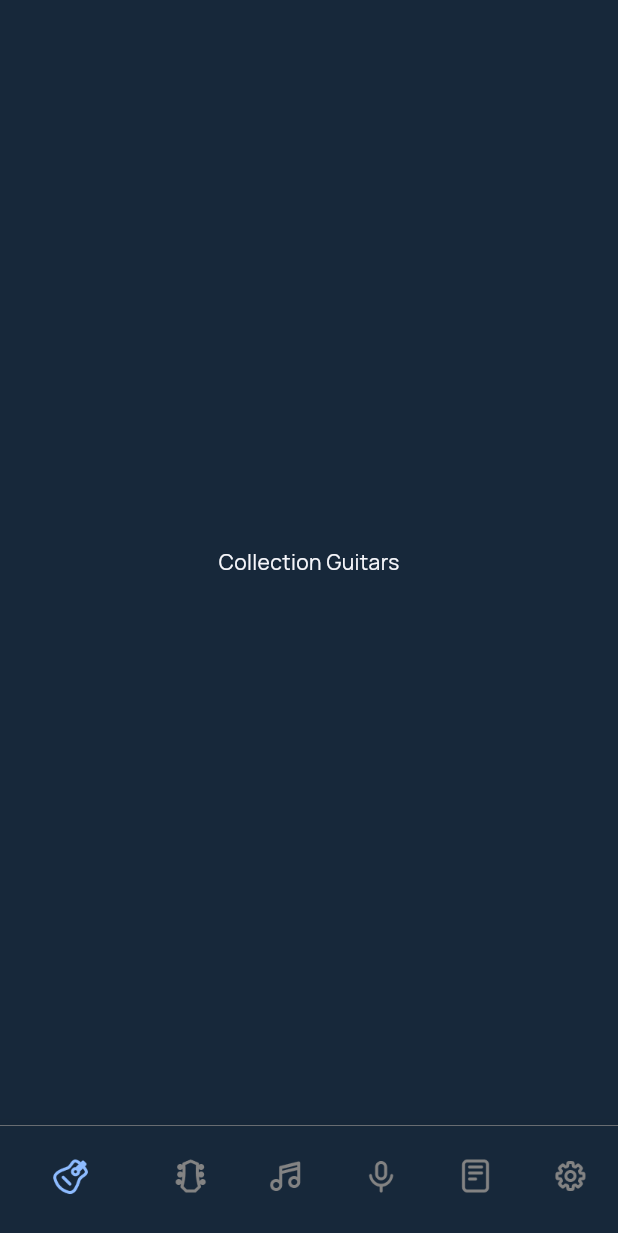
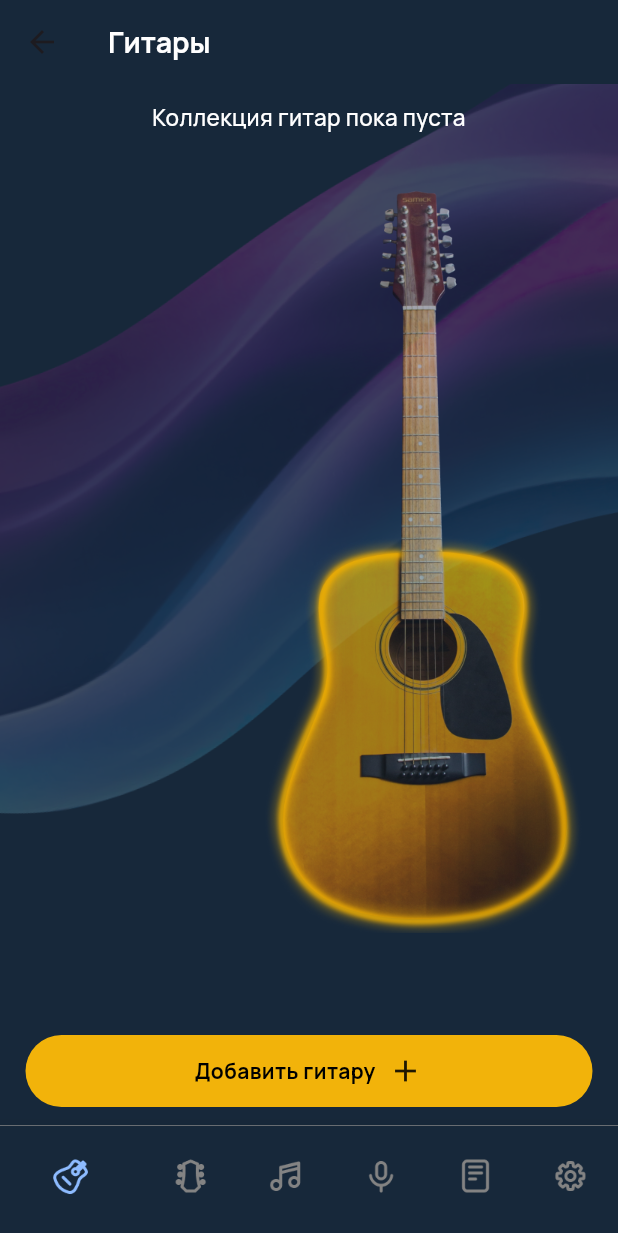
Before and after one commit to Mishal12g/songs, a Flutter app: the TabbarPage screen opened by its route, on a phone screen of 412 x 824 dp. Shown: the top 1233 px of the screen. Run offline on Flutter 3.47's test engine with Material 3 defaults, Android fonts, the phone set to English and light mode, and no system bars; our stand-ins replace get, google_fonts; missing offline and left inert: flutter_page_view_indicator.

Commit message:
feat: add guitars page

```diff
--- a/lib/main.dart
+++ b/lib/main.dart
@@ -1,6 +1,7 @@
 import 'package:flutter/material.dart';
 import 'package:get/route_manager.dart';
 import 'package:google_fonts/google_fonts.dart';
+import 'package:songs/resources/app_colors.dart';
 import 'package:songs/ui/pages/onboarding_page/onboarding_page.dart';
 import 'package:songs/ui/pages/splash_page/splash_page.dart';
 import 'package:songs/ui/pages/tabbar_page/tabbar_page.dart';
@@ -16,6 +17,13 @@ class MyApp extends StatelessWidget {
   Widget build(BuildContext context) {
     return GetMaterialApp(
       theme: ThemeData(
+        scaffoldBackgroundColor: AppColors.background,
+        appBarTheme: AppBarTheme(
+            color: AppColors.background,
+            titleTextStyle: GoogleFonts.manrope(
+                fontSize: 19,
+                fontWeight: FontWeight.w700,
+                color: Colors.white)),
         textTheme: TextTheme(
           titleLarge: GoogleFonts.manrope(
             color: Colors.white,
--- a/lib/resources/app_images.dart
+++ b/lib/resources/app_images.dart
@@ -3,6 +3,8 @@ part of 'resources.dart';
 class AppImages {
   AppImages._();
 
+  static const String background = 'images/background.png';
+  static const String guitar = 'images/guitar.png';
   static const String nota = 'images/nota.png';
   static const String splash1 = 'images/splash1.png';
   static const String splash2 = 'images/splash2.png';
--- a/lib/ui/companents/button_widget.dart
+++ b/lib/ui/companents/button_widget.dart
@@ -3,6 +3,8 @@ import 'package:google_fonts/google_fonts.dart';
 import 'package:songs/resources/app_colors.dart';
 
 class ButtonWidget extends StatelessWidget {
+  final double? width;
+  final double? height;
   final Color? color;
   final Color colorText;
   final bool isHiddenBorder;
@@ -10,6 +12,8 @@ class ButtonWidget extends StatelessWidget {
   final double radius;
   final TextStyle? textStyle;
   final Function onTap;
+  final Color borderColor;
+  final Widget? rightWidget;
 
   const ButtonWidget({
     super.key,
@@ -20,14 +24,19 @@ class ButtonWidget extends StatelessWidget {
     this.color,
     this.radius = 0,
     this.textStyle,
+    this.borderColor = AppColors.yellow,
+    this.width,
+    this.height,
+    this.rightWidget,
   });
 
   @override
   Widget build(BuildContext context) {
-    return Material(
-      color: Colors.transparent,
-      child: InkWell(
-        child: Container(
+    return Stack(
+      children: [
+        Container(
+          width: width,
+          height: height,
           decoration: BoxDecoration(
             color: color,
             borderRadius: BorderRadius.circular(radius),
@@ -35,23 +44,41 @@ class ButtonWidget extends StatelessWidget {
                 ? null
                 : Border.all(
                     width: 1,
-                    color: colorText,
+                    color: borderColor,
                   ),
           ),
           padding: const EdgeInsets.symmetric(
             horizontal: 20,
             vertical: 12,
           ),
-          child: Text(text,
+          child: Row(
+            mainAxisAlignment: MainAxisAlignment.center,
+            children: [
+              Text(
+                text,
                 style: textStyle ??
                     GoogleFonts.manrope(
-                    color: AppColors.yellow,
+                      color: colorText,
                       fontWeight: FontWeight.w700,
                       fontSize: 14,
-                  )),
                     ),
+              ),
+              rightWidget != null ? const SizedBox(width: 8) : const SizedBox(),
+              rightWidget ?? const SizedBox()
+            ],
+          ),
+        ),
+        Positioned.fill(
+          child: Material(
+            borderRadius: BorderRadius.circular(radius),
+            color: Colors.transparent,
+            child: InkWell(
+              borderRadius: BorderRadius.circular(radius),
               onTap: () => onTap(),
             ),
+          ),
+        )
+      ],
     );
   }
 }
--- /dev/null
+++ b/lib/ui/pages/guitars_page/guitars_page.dart
@@ -0,0 +1,63 @@
+import 'package:flutter/material.dart';
+import 'package:google_fonts/google_fonts.dart';
+import 'package:songs/resources/app_colors.dart';
+import 'package:songs/resources/resources.dart';
+import 'package:songs/ui/companents/button_widget.dart';
+
+class GuitarsPage extends StatelessWidget {
+  const GuitarsPage({super.key});
+
+  @override
+  Widget build(BuildContext context) {
+    return Scaffold(
+      appBar: AppBar(
+        title: const Text("Гитары"),
+      ),
+      body: Stack(
+        children: [
+          Image.asset(
+            AppImages.background,
+            width: double.infinity,
+            fit: BoxFit.fitWidth,
+          ),
+          Positioned.fill(
+            child: ListView(
+              children: [
+                const SizedBox(height: 12),
+                Text(
+                  "Коллекция гитар пока пуста",
+                  textAlign: TextAlign.center,
+                  style: GoogleFonts.manrope(
+                    fontSize: 15,
+                    fontWeight: FontWeight.w500,
+                    color: Colors.white,
+                  ),
+                ),
+                Image.asset(
+                  AppImages.guitar,
+                ),
+                const SizedBox(height: 71)
+              ],
+            ),
+          ),
+          Positioned(
+            bottom: 12,
+            right: 17,
+            left: 17,
+            child: Center(
+              child: ButtonWidget(
+                width: double.infinity,
+                color: AppColors.yellow,
+                radius: 24,
+                colorText: Colors.black,
+                text: "Добавить гитару",
+                rightWidget: const Icon(Icons.add),
+                onTap: () {},
+              ),
+            ),
+          ),
+        ],
+      ),
+    );
+  }
+}
--- a/lib/ui/pages/onboarding_page/onboarding_page.dart
+++ b/lib/ui/pages/onboarding_page/onboarding_page.dart
@@ -57,7 +57,7 @@ class OnboardingPage extends StatelessWidget {
                       ButtonWidget(
                         text: "Пропустить",
                         onTap: () {
-                          Get.toNamed("/tabbarPage");
+                          Get.offAndToNamed("/tabbarPage");
                         },
                       ),
                       const Spacer(),
--- a/lib/ui/pages/onboarding_page/onboarding_page_controller.dart
+++ b/lib/ui/pages/onboarding_page/onboarding_page_controller.dart
@@ -1,5 +1,4 @@
-import 'package:get/get_state_manager/get_state_manager.dart';
-import 'package:get/route_manager.dart';
+import 'package:get/get.dart';
 import 'package:songs/resources/resources.dart';
 
 class OnboardingPageController extends GetxController {
@@ -28,7 +27,7 @@ class OnboardingPageController extends GetxController {
       _currentIndex = index;
       update();
     } else {
-      Get.toNamed("/tabbarPage");
+      Get.offAndToNamed("/tabbarPage");
     }
   }
 }
--- a/lib/ui/pages/tabbar_page/tabbar_page.dart
+++ b/lib/ui/pages/tabbar_page/tabbar_page.dart
@@ -2,6 +2,7 @@ import 'package:flutter/material.dart';
 import 'package:flutter/widgets.dart';
 import 'package:songs/resources/app_colors.dart';
 import 'package:songs/resources/resources.dart';
+import 'package:songs/ui/pages/guitars_page/guitars_page.dart';
 
 class TabbarPage extends StatefulWidget {
   const TabbarPage({super.key});
@@ -87,7 +88,7 @@ class _TabbarPageState extends State<TabbarPage> {
         ],
       ),
       body: const [
-        Center(child: Text("Collection Guitars")),
+        GuitarsPage(),
         Center(child: Text("Guitar Accessories")),
         Center(child: Text("Songs")),
         Center(child: Text("Sound recordings")),
```
Also changed, not shown: images/2x/background.png (added), images/2x/guitar.png (added), images/3x/background.png (added), images/3x/guitar.png (added), images/background.png (added), images/guitar.png (added). Lines whose indentation alone changed are shown as unchanged.
